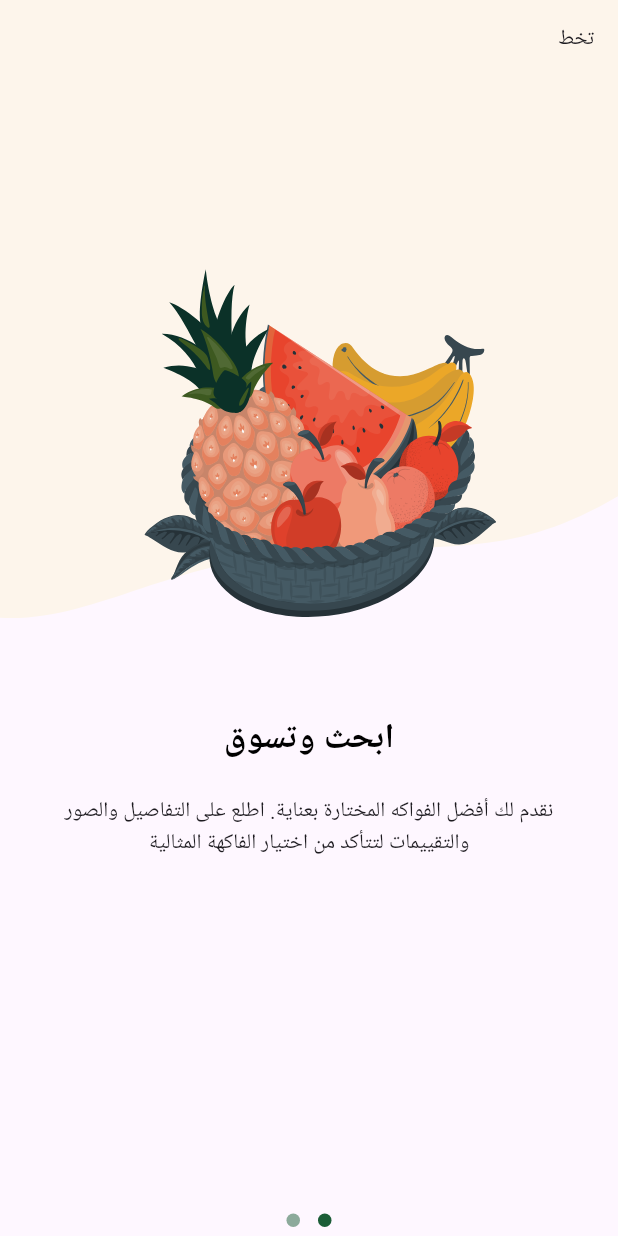
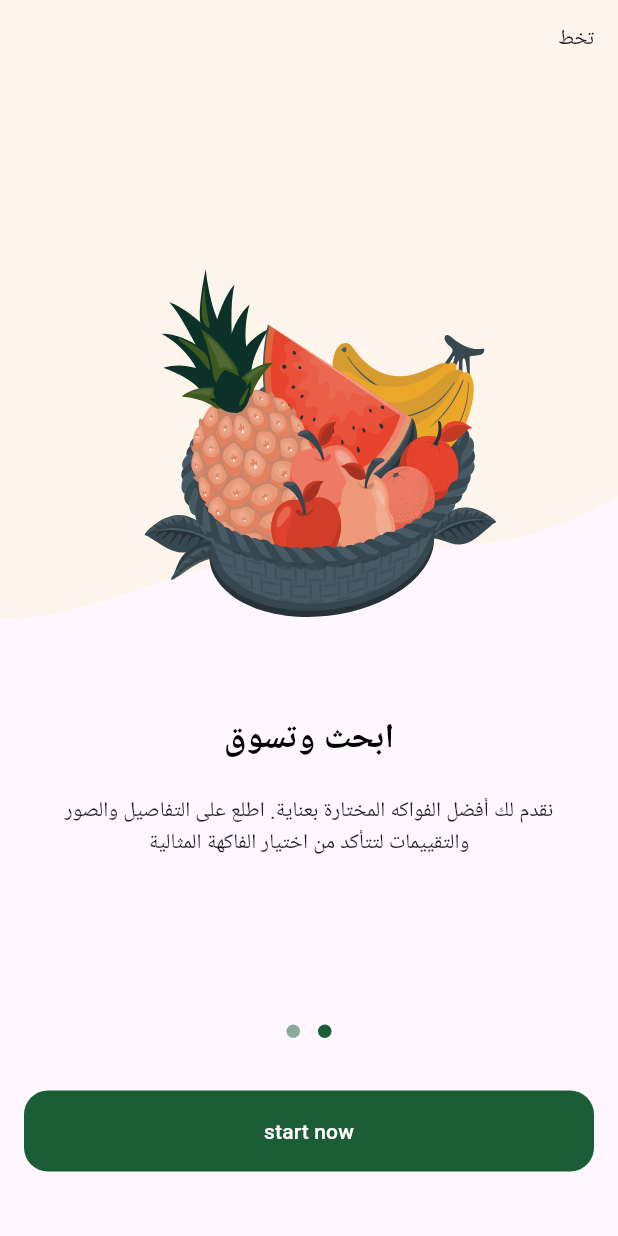
Before and after one commit to Riyam224/fruit-hub-app-, a Flutter app: the screen it shows after launch, swiped to page 2, on a phone screen of 412 x 824 dp. Run offline on Flutter 3.47's test engine with Material 3 defaults, Android fonts, the phone set to English and light mode, and no system bars; drawn by our look-alikes of dots_indicator; our stand-ins replace flutter_svg; Roboto replaces fonts that are missing (Cairo).

Commit message:
splash ui completed

```diff
--- /dev/null
+++ b/lib/constants.dart
@@ -0,0 +1 @@
+const kHorizontalPadding = 16.0;
--- /dev/null
+++ b/lib/core/widgets/custom_buttom.dart
@@ -0,0 +1,32 @@
+import 'package:flutter/material.dart';
+import 'package:fruit/core/utils/app_color.dart';
+
+class CustomButtom extends StatelessWidget {
+  const CustomButtom({super.key, required this.onPressed, required this.text});
+
+  final VoidCallback onPressed;
+  final String text;
+
+  @override
+  Widget build(BuildContext context) {
+    return SizedBox(
+      width: double.infinity,
+      height: 54,
+      child: TextButton(
+        style: TextButton.styleFrom(
+          shape: RoundedRectangleBorder(
+            borderRadius: BorderRadius.circular(16),
+          ),
+          backgroundColor: AppColors.primaryColor,
+        ),
+        onPressed: onPressed,
+        child: Text(
+          text,
+          style: const TextStyle(
+            color: Colors.white,
+          ),
+        ),
+      ),
+    );
+  }
+}
--- a/lib/features/on_boarding/presentation/views/on_boarding_view.dart
+++ b/lib/features/on_boarding/presentation/views/on_boarding_view.dart
@@ -1,3 +1,5 @@
+// ignore_for_file: unnecessary_import
+
 import 'package:flutter/material.dart';
 import 'package:flutter/widgets.dart';
 
--- a/lib/features/on_boarding/presentation/views/widgets/on_boarding_view_body.dart
+++ b/lib/features/on_boarding/presentation/views/widgets/on_boarding_view_body.dart
@@ -1,5 +1,9 @@
+// ignore_for_file: depend_on_referenced_packages
+
 import 'package:flutter/material.dart';
+import 'package:fruit/constants.dart';
 import 'package:fruit/core/utils/app_color.dart';
+import 'package:fruit/core/widgets/custom_buttom.dart';
 
 import 'on_boarding_page_view.dart';
 import 'package:dots_indicator/dots_indicator.dart';
@@ -21,6 +25,18 @@ class OnBoardingViewBody extends StatelessWidget {
             color: AppColors.primaryColor.withOpacity(0.5),
           ),
         ),
+        SizedBox(
+          height: 29,
+        ),
+        Padding(
+          padding: const EdgeInsets.symmetric(
+            horizontal: kHorizontalPadding,
+          ),
+          child: CustomButtom(onPressed: () {}, text: 'start now'),
+        ),
+        const SizedBox(
+          height: 43,
+        )
       ],
     );
   }
--- a/lib/features/on_boarding/presentation/views/widgets/page_view_item.dart
+++ b/lib/features/on_boarding/presentation/views/widgets/page_view_item.dart
@@ -1,3 +1,5 @@
+// ignore_for_file: depend_on_referenced_packages, unnecessary_const
+
 import 'package:flutter/material.dart';
 import 'package:flutter_svg/flutter_svg.dart';
 import 'package:fruit/core/utils/app_images.dart';
--- a/lib/features/splash/presentation/views/widgets/splash_view_body.dart
+++ b/lib/features/splash/presentation/views/widgets/splash_view_body.dart
@@ -1,3 +1,5 @@
+// ignore_for_file: depend_on_referenced_packages
+
 import 'package:flutter/material.dart';
 import "package:flutter_svg/flutter_svg.dart";
 import 'package:fruit/core/utils/app_images.dart';
@@ -13,8 +15,6 @@ class SplashViewBody extends StatefulWidget {
 class _SplashViewBodyState extends State<SplashViewBody> {
   @override
   void initState() {
-    // TODO: implement initState
-
     excuteNavigation();
     super.initState();
   }
```
Also changed, not shown: lib/generated/intl/messages_all.dart, lib/generated/intl/messages_ar.dart, lib/generated/intl/messages_en.dart, lib/generated/l10n.dart.
